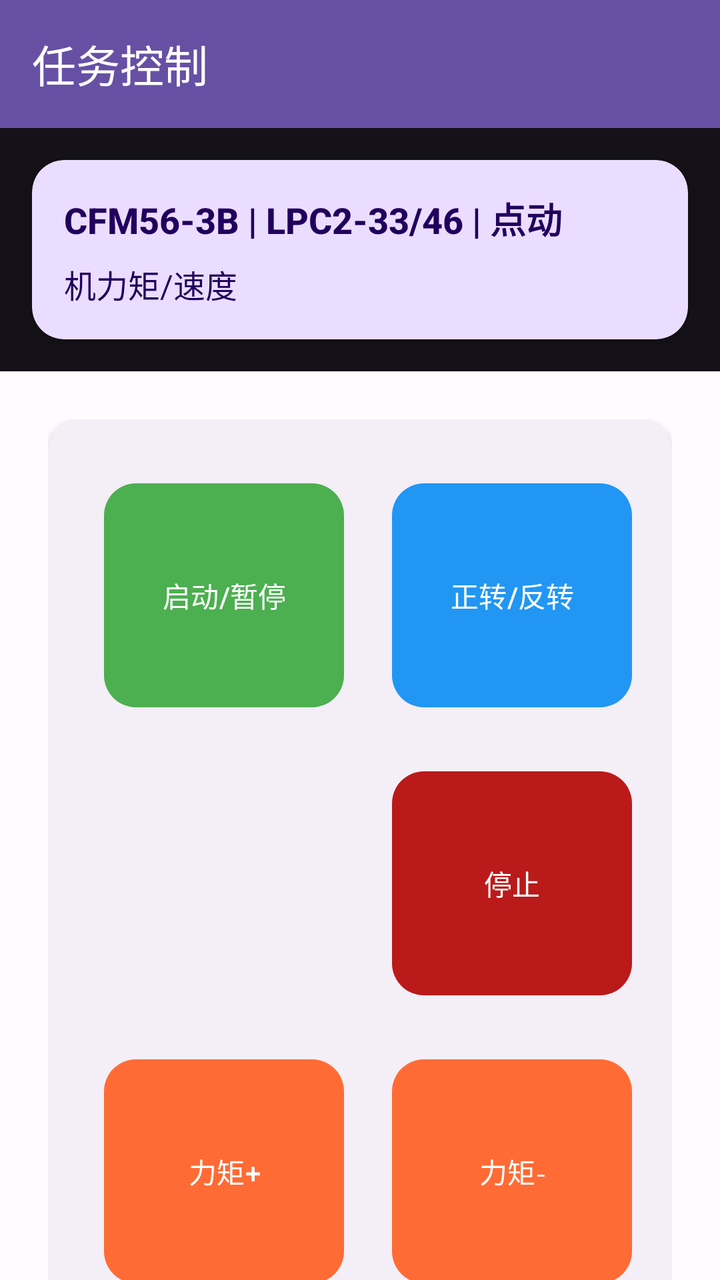
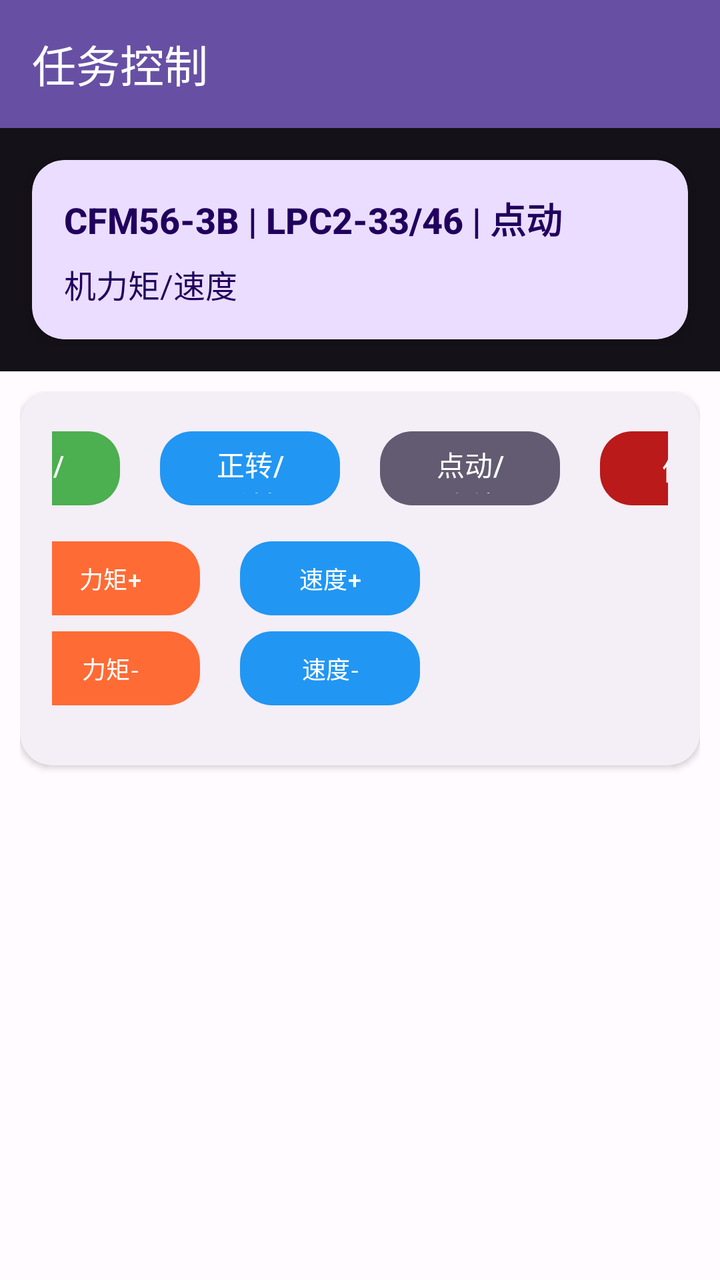

The first picture is an Android layout as it rendered before a commit; the second is the same layout after the commit. The layout source and the unified diff follow.
<!-- AndroidManifest.xml: another module's application theme Theme.DeviceControl -->
<!-- res/layout/activity_task_control.xml -->
<?xml version="1.0" encoding="utf-8"?>
<androidx.coordinatorlayout.widget.CoordinatorLayout xmlns:android="http://schemas.android.com/apk/res/android"
    xmlns:app="http://schemas.android.com/apk/res-auto"
    android:layout_width="match_parent"
    android:layout_height="match_parent"
    android:background="@color/background">

    
    <com.google.android.material.appbar.AppBarLayout
        android:id="@+id/appBarLayout"
        android:layout_width="match_parent"
        android:layout_height="wrap_content"
        android:theme="@style/ThemeOverlay.Material3.Dark">

        <com.google.android.material.appbar.MaterialToolbar
            android:id="@+id/toolbar"
            android:layout_width="match_parent"
            android:layout_height="?attr/actionBarSize"
            android:background="?attr/colorPrimary"
            app:title="任务控制"
            app:titleTextColor="@color/on_primary"
            app:navigationIconTint="@color/on_primary" />

        
        <com.google.android.material.card.MaterialCardView
            android:layout_width="match_parent"
            android:layout_height="wrap_content"
            android:layout_margin="@dimen/spacing_medium"
            app:cardCornerRadius="@dimen/card_corner_radius"
            app:cardElevation="@dimen/elevation_medium"
            app:strokeWidth="0dp"
            app:cardBackgroundColor="@color/primary_container">

            <LinearLayout
                android:layout_width="match_parent"
                android:layout_height="wrap_content"
                android:orientation="vertical"
                android:padding="@dimen/spacing_medium">

                <TextView
                    android:id="@+id/tvTaskInfo"
                    android:layout_width="match_parent"
                    android:layout_height="wrap_content"
                    android:text="CFM56-3B | LPC2-33/46 | 点动"
                    android:textColor="@color/on_primary_container"
                    android:textSize="18sp"
                    android:textStyle="bold"
                    android:fontFamily="sans-serif-medium"
                    android:layout_marginBottom="@dimen/spacing_small" />

                <LinearLayout
                    android:layout_width="match_parent"
                    android:layout_height="wrap_content"
                    android:orientation="horizontal"
                    android:gravity="center_vertical">

                    <TextView
                        android:id="@+id/tvTorqueSpeed"
                        android:layout_width="0dp"
                        android:layout_height="wrap_content"
                        android:layout_weight="1"
                        android:text="@string/engine_torque_speed"
                        android:textColor="@color/on_primary_container"
                        android:textSize="16sp" />

                    <TextView
                        android:id="@+id/tvTaskIndex"
                        android:layout_width="wrap_content"
                        android:layout_height="wrap_content"
                        android:text="任务 1/1"
                        android:textColor="@color/on_primary_container"
                        android:textSize="14sp"
                        android:textStyle="bold"
                        android:background="@drawable/bg_task_index"
                        android:paddingStart="@dimen/spacing_medium"
                        android:paddingEnd="@dimen/spacing_medium"
                        android:paddingTop="@dimen/spacing_small"
                        android:paddingBottom="@dimen/spacing_small"
                        android:visibility="gone" />
                </LinearLayout>
            </LinearLayout>
        </com.google.android.material.card.MaterialCardView>
    </com.google.android.material.appbar.AppBarLayout>

    
    <androidx.core.widget.NestedScrollView
        android:layout_width="match_parent"
        android:layout_height="match_parent"
        app:layout_behavior="@string/appbar_scrolling_view_behavior">

        <LinearLayout
            android:layout_width="match_parent"
            android:layout_height="wrap_content"
            android:orientation="vertical"
            android:padding="@dimen/control_panel_padding"
            android:gravity="center">

            
            <com.google.android.material.card.MaterialCardView
                android:layout_width="wrap_content"
                android:layout_height="wrap_content"
                app:cardCornerRadius="@dimen/card_corner_radius"
                app:cardElevation="@dimen/card_elevation"
                app:strokeWidth="0dp"
                android:layout_marginBottom="@dimen/spacing_large">

                <GridLayout
                    android:layout_width="wrap_content"
                    android:layout_height="wrap_content"
                    android:columnCount="3"
                    android:rowCount="4"
                    android:alignmentMode="alignMargins"
                    android:useDefaultMargins="false"
                    android:padding="@dimen/spacing_medium">

                    
                    <com.google.android.material.button.MaterialButton
                        android:id="@+id/btnStartPause"
                        android:layout_width="@dimen/control_button_size"
                        android:layout_height="@dimen/control_button_size"
                        android:layout_margin="@dimen/control_button_margin"
                        android:text="@string/start_pause"
                        android:textSize="14sp"
                        style="@style/ControlButton"
                        app:backgroundTint="@color/accent_green" />

                    <com.google.android.material.button.MaterialButton
                        android:id="@+id/btnForwardReverse"
                        android:layout_width="@dimen/control_button_size"
                        android:layout_height="@dimen/control_button_size"
                        android:layout_margin="@dimen/control_button_margin"
                        android:text="@string/forward_reverse"
                        android:textSize="14sp"
                        style="@style/ControlButton"
                        app:backgroundTint="@color/accent_blue" />

                    <com.google.android.material.button.MaterialButton
                        android:id="@+id/btnJogContinuous"
                        android:layout_width="@dimen/control_button_size"
                        android:layout_height="@dimen/control_button_size"
                        android:layout_margin="@dimen/control_button_margin"
                        android:text="@string/jog_continuous"
                        android:textSize="14sp"
                        style="@style/ControlButton"
                        app:backgroundTint="@color/secondary" />

                    
                    <com.google.android.material.button.MaterialButton
                        android:id="@+id/btnSettings"
                        android:layout_width="@dimen/control_button_size"
                        android:layout_height="@dimen/control_button_size"
                        android:layout_margin="@dimen/control_button_margin"
                        android:text="@string/settings"
                        android:textSize="14sp"
                        style="@style/ControlButton"
                        app:backgroundTint="@color/tertiary"
                        android:visibility="gone" />

                    <com.google.android.material.button.MaterialButton
                        android:id="@+id/btnStop"
                        android:layout_width="@dimen/control_button_size"
                        android:layout_height="@dimen/control_button_size"
                        android:layout_margin="@dimen/control_button_margin"
                        android:text="@string/stop"
                        android:textSize="14sp"
                        style="@style/ControlButton"
                        app:backgroundTint="@color/error" />

                    <com.google.android.material.button.MaterialButton
                        android:id="@+id/btnPreviousTask"
                        android:layout_width="@dimen/control_button_size"
                        android:layout_height="@dimen/control_button_size"
                        android:layout_margin="@dimen/control_button_margin"
                        android:text="@string/previous_task"
                        android:textSize="14sp"
                        style="@style/ControlButton"
                        app:backgroundTint="@color/accent_orange"
                        android:visibility="gone" />

                    
                    <com.google.android.material.button.MaterialButton
                        android:id="@+id/btnTorquePlus"
                        android:layout_width="@dimen/control_button_size"
                        android:layout_height="@dimen/control_button_size"
                        android:layout_margin="@dimen/control_button_margin"
                        android:text="@string/torque_plus"
                        android:textSize="14sp"
                        style="@style/ControlButton"
                        app:backgroundTint="@color/accent_orange" />

                    <com.google.android.material.button.MaterialButton
                        android:id="@+id/btnTorqueMinus"
                        android:layout_width="@dimen/control_button_size"
                        android:layout_height="@dimen/control_button_size"
                        android:layout_margin="@dimen/control_button_margin"
                        android:text="@string/torque_minus"
                        android:textSize="14sp"
                        style="@style/ControlButton"
                        app:backgroundTint="@color/accent_orange" />

                    <com.google.android.material.button.MaterialButton
                        android:id="@+id/btnNextTask"
                        android:layout_width="@dimen/control_button_size"
                        android:layout_height="@dimen/control_button_size"
                        android:layout_margin="@dimen/control_button_margin"
                        android:text="@string/next_task"
                        android:textSize="14sp"
                        style="@style/ControlButton"
                        app:backgroundTint="@color/accent_orange"
                        android:visibility="gone" />

                    
                    <com.google.android.material.button.MaterialButton
                        android:id="@+id/btnSpeedPlus"
                        android:layout_width="@dimen/control_button_size"
                        android:layout_height="@dimen/control_button_size"
                        android:layout_margin="@dimen/control_button_margin"
                        android:text="@string/speed_plus"
                        android:textSize="14sp"
                        style="@style/ControlButton"
                        app:backgroundTint="@color/accent_blue" />

                    <com.google.android.material.button.MaterialButton
                        android:id="@+id/btnSpeedMinus"
                        android:layout_width="@dimen/control_button_size"
                        android:layout_height="@dimen/control_button_size"
                        android:layout_margin="@dimen/control_button_margin"
                        android:text="@string/speed_minus"
                        android:textSize="14sp"
                        style="@style/ControlButton"
                        app:backgroundTint="@color/accent_blue" />

                    <View
                        android:layout_width="@dimen/control_button_size"
                        android:layout_height="@dimen/control_button_size"
                        android:layout_margin="@dimen/control_button_margin" />
                </GridLayout>
            </com.google.android.material.card.MaterialCardView>
        </LinearLayout>
    </androidx.core.widget.NestedScrollView>

</androidx.coordinatorlayout.widget.CoordinatorLayout>
<!-- resources referenced by this layout -->
<resources>
  <color name="accent_blue">#2196F3</color>
  <color name="accent_green">#4CAF50</color>
  <color name="accent_orange">#FF6B35</color>
  <color name="background">#FFFBFE</color>
  <color name="error">#BA1A1A</color>
  <color name="on_primary">#FFFFFF</color>
  <color name="on_primary_container">#21005D</color>
  <color name="primary_container">#EADDFF</color>
  <color name="secondary">#625B71</color>
  <color name="tertiary">#7D5260</color>
  <dimen name="card_corner_radius">16dp</dimen>
  <dimen name="card_elevation">2dp</dimen>
  <dimen name="control_button_margin">12dp</dimen>
  <dimen name="control_button_size">120dp</dimen>
  <dimen name="control_panel_padding">24dp</dimen>
  <dimen name="elevation_medium">4dp</dimen>
  <dimen name="spacing_large">24dp</dimen>
  <dimen name="spacing_medium">16dp</dimen>
  <dimen name="spacing_small">8dp</dimen>
  <!-- drawable bg_task_index (drawable) -->
  <?xml version="1.0" encoding="utf-8"?>
  <shape xmlns:android="http://schemas.android.com/apk/res/android"
      android:shape="rectangle">
      <solid android:color="@color/secondary_container" />
      <corners android:radius="@dimen/button_corner_radius" />
  </shape>
  <string name="engine_torque_speed">机力矩/速度</string>
  <string name="forward_reverse">正转/反转</string>
  <string name="jog_continuous">点动/连续</string>
  <string name="next_task">下一个任务</string>
  <string name="previous_task">上一个任务</string>
  <string name="settings">设置</string>
  <string name="speed_minus">速度-</string>
  <string name="speed_plus">速度+</string>
  <string name="start_pause">启动/暂停</string>
  <string name="stop">停止</string>
  <string name="torque_minus">力矩-</string>
  <string name="torque_plus">力矩+</string>
  <style name="ControlButton" parent="Widget.Material3.Button">
          <item name="android:layout_height">@dimen/control_button_size</item>
          <item name="android:minHeight">@dimen/control_button_size</item>
          <item name="cornerRadius">@dimen/control_button_corner_radius</item>
          <item name="android:textAllCaps">false</item>
          <item name="android:textSize">14sp</item>
          <item name="android:fontFamily">sans-serif-medium</item>
          <item name="android:elevation">4dp</item>
      </style>
  <color name="secondary_container">#E8DEF8</color>
  <dimen name="button_corner_radius">28dp</dimen>
  <dimen name="control_button_corner_radius">16dp</dimen>
  <color name="primary">#6750A4</color>
  <color name="on_secondary">#FFFFFF</color>
  <color name="on_secondary_container">#1D192B</color>
  <color name="on_tertiary">#FFFFFF</color>
  <color name="tertiary_container">#FFD8E4</color>
  <color name="on_tertiary_container">#31111D</color>
  <color name="on_error">#FFFFFF</color>
  <color name="error_container">#FFDAD6</color>
  <color name="on_error_container">#410002</color>
  <color name="on_background">#1C1B1F</color>
  <color name="surface">#FFFBFE</color>
  <color name="on_surface">#1C1B1F</color>
  <color name="surface_variant">#E7E0EC</color>
  <color name="on_surface_variant">#49454F</color>
  <!-- unchanged entries left out for length: 1 -->
</resources>

<!-- the commit's change to res/layout/activity_task_control.xml (unified diff, before → after) -->
@@ -104,137 +104,171 @@
                 app:strokeWidth="0dp"
                 android:layout_marginBottom="@dimen/spacing_large">
 
-                <GridLayout
+                <LinearLayout
                     android:layout_width="wrap_content"
                     android:layout_height="wrap_content"
-                    android:columnCount="3"
-                    android:rowCount="4"
-                    android:alignmentMode="alignMargins"
-                    android:useDefaultMargins="false"
+                    android:orientation="vertical"
                     android:padding="@dimen/spacing_medium">
 
                     
-                    <com.google.android.material.button.MaterialButton
-                        android:id="@+id/btnStartPause"
-                        android:layout_width="@dimen/control_button_size"
-                        android:layout_height="@dimen/control_button_size"
-                        android:layout_margin="@dimen/control_button_margin"
-                        android:text="@string/start_pause"
-                        android:textSize="14sp"
-                        style="@style/ControlButton"
-                        app:backgroundTint="@color/accent_green" />
-
-                    <com.google.android.material.button.MaterialButton
-                        android:id="@+id/btnForwardReverse"
-                        android:layout_width="@dimen/control_button_size"
-                        android:layout_height="@dimen/control_button_size"
-                        android:layout_margin="@dimen/control_button_margin"
-                        android:text="@string/forward_reverse"
-                        android:textSize="14sp"
-                        style="@style/ControlButton"
-                        app:backgroundTint="@color/accent_blue" />
-
-                    <com.google.android.material.button.MaterialButton
-                        android:id="@+id/btnJogContinuous"
-                        android:layout_width="@dimen/control_button_size"
-                        android:layout_height="@dimen/control_button_size"
-                        android:layout_margin="@dimen/control_button_margin"
-                        android:text="@string/jog_continuous"
-                        android:textSize="14sp"
-                        style="@style/ControlButton"
-                        app:backgroundTint="@color/secondary" />
+                    <LinearLayout
+                        android:layout_width="wrap_content"
+                        android:layout_height="wrap_content"
+                        android:orientation="horizontal"
+                        android:gravity="center">
+
+                        <com.google.android.material.button.MaterialButton
+                            android:id="@+id/btnStartPause"
+                            android:layout_width="@dimen/control_button_size"
+                            android:layout_height="@dimen/control_button_size2"
+                            android:layout_marginTop="0dp"
+                            android:layout_marginHorizontal="@dimen/control_button_margin"
+                            android:text="@string/start_pause"
+                            android:textSize="14sp"
+                            style="@style/ControlButton"
+                            app:backgroundTint="@color/accent_green" />
+
+                        <com.google.android.material.button.MaterialButton
+                            android:id="@+id/btnForwardReverse"
+                            android:layout_width="@dimen/control_button_size"
+                            android:layout_height="@dimen/control_button_size2"
+                            android:layout_marginTop="0dp"
+                            android:layout_marginHorizontal="@dimen/control_button_margin"
+                            android:text="@string/forward_reverse"
+                            android:textSize="14sp"
+                            style="@style/ControlButton"
+                            app:backgroundTint="@color/accent_blue" />
+
+                        <com.google.android.material.button.MaterialButton
+                            android:id="@+id/btnJogContinuous"
+                            android:layout_width="@dimen/control_button_size"
+                            android:layout_height="@dimen/control_button_size2"
+                            android:layout_marginTop="0dp"
+                            android:layout_marginHorizontal="@dimen/control_button_margin"
+                            android:text="@string/jog_continuous"
+                            android:textSize="14sp"
+                            style="@style/ControlButton"
+                            app:backgroundTint="@color/secondary" />
+
+                        <com.google.android.material.button.MaterialButton
+                            android:id="@+id/btnStop"
+                            android:layout_width="@dimen/control_button_size"
+                            android:layout_height="@dimen/control_button_size2"
+                            android:layout_marginTop="0dp"
+                            android:layout_marginHorizontal="@dimen/control_button_margin"
+                            android:text="@string/stop"
+                            android:textSize="14sp"
+                            style="@style/ControlButton"
+                            app:backgroundTint="@color/error" />
+
+
+                    </LinearLayout>
 
                     
-                    <com.google.android.material.button.MaterialButton
-                        android:id="@+id/btnSettings"
-                        android:layout_width="@dimen/control_button_size"
-                        android:layout_height="@dimen/control_button_size"
-                        android:layout_margin="@dimen/control_button_margin"
-                        android:text="@string/settings"
-                        android:textSize="14sp"
-                        style="@style/ControlButton"
-                        app:backgroundTint="@color/tertiary"
-                        android:visibility="gone" />
-
-                    <com.google.android.material.button.MaterialButton
-                        android:id="@+id/btnStop"
-                        android:layout_width="@dimen/control_button_size"
-                        android:layout_height="@dimen/control_button_size"
-                        android:layout_margin="@dimen/control_button_margin"
-                        android:text="@string/stop"
-                        android:textSize="14sp"
-                        style="@style/ControlButton"
-                        app:backgroundTint="@color/error" />
-
-                    <com.google.android.material.button.MaterialButton
-                        android:id="@+id/btnPreviousTask"
-                        android:layout_width="@dimen/control_button_size"
-                        android:layout_height="@dimen/control_button_size"
-                        android:layout_margin="@dimen/control_button_margin"
-                        android:text="@string/previous_task"
-                        android:textSize="14sp"
-                        style="@style/ControlButton"
-                        app:backgroundTint="@color/accent_orange"
-                        android:visibility="gone" />
-
-                    
-                    <com.google.android.material.button.MaterialButton
-                        android:id="@+id/btnTorquePlus"
-                        android:layout_width="@dimen/control_button_size"
-                        android:layout_height="@dimen/control_button_size"
-                        android:layout_margin="@dimen/control_button_margin"
-                        android:text="@string/torque_plus"
-                        android:textSize="14sp"
-                        style="@style/ControlButton"
-                        app:backgroundTint="@color/accent_orange" />
-
-                    <com.google.android.material.button.MaterialButton
-                        android:id="@+id/btnTorqueMinus"
-                        android:layout_width="@dimen/control_button_size"
-                        android:layout_height="@dimen/control_button_size"
-                        android:layout_margin="@dimen/control_button_margin"
-                        android:text="@string/torque_minus"
-                        android:textSize="14sp"
-                        style="@style/ControlButton"
-                        app:backgroundTint="@color/accent_orange" />
-
-                    <com.google.android.material.button.MaterialButton
-                        android:id="@+id/btnNextTask"
-                        android:layout_width="@dimen/control_button_size"
-                        android:layout_height="@dimen/control_button_size"
-                        android:layout_margin="@dimen/control_button_margin"
-                        android:text="@string/next_task"
-                        android:textSize="14sp"
-                        style="@style/ControlButton"
-                        app:backgroundTint="@color/accent_orange"
-                        android:visibility="gone" />
-
-                    
-                    <com.google.android.material.button.MaterialButton
-                        android:id="@+id/btnSpeedPlus"
-                        android:layout_width="@dimen/control_button_size"
-                        android:layout_height="@dimen/control_button_size"
-                        android:layout_margin="@dimen/control_button_margin"
-                        android:text="@string/speed_plus"
-                        android:textSize="14sp"
-                        style="@style/ControlButton"
-                        app:backgroundTint="@color/accent_blue" />
-
-                    <com.google.android.material.button.MaterialButton
-                        android:id="@+id/btnSpeedMinus"
-                        android:layout_width="@dimen/control_button_size"
-                        android:layout_height="@dimen/control_button_size"
-                        android:layout_margin="@dimen/control_button_margin"
-                        android:text="@string/speed_minus"
-                        android:textSize="14sp"
-                        style="@style/ControlButton"
-                        app:backgroundTint="@color/accent_blue" />
-
-                    <View
-                        android:layout_width="@dimen/control_button_size"
-                        android:layout_height="@dimen/control_button_size"
-                        android:layout_margin="@dimen/control_button_margin" />
-                </GridLayout>
+                    <LinearLayout
+                        android:layout_width="wrap_content"
+                        android:layout_height="wrap_content"
+                        android:orientation="horizontal"
+                        android:layout_marginTop="0dp"
+                        android:gravity="center">
+
+                        
+                        <LinearLayout
+                            android:layout_width="@dimen/control_button_size"
+                            android:layout_height="@dimen/control_button_size"
+                            android:layout_margin="@dimen/control_button_margin"
+                            android:orientation="vertical"
+                            android:gravity="center">
+
+                            <com.google.android.material.button.MaterialButton
+                                android:id="@+id/btnTorquePlus"
+                                android:layout_width="match_parent"
+                                android:layout_height="0dp"
+                                android:layout_weight="1"
+                                android:text="@string/torque_plus"
+                                android:textSize="12sp"
+                                style="@style/ControlButton"
+                                app:backgroundTint="@color/accent_orange"
+                                android:minHeight="0dp" />
+
+                            <com.google.android.material.button.MaterialButton
+                                android:id="@+id/btnTorqueMinus"
+                                android:layout_width="match_parent"
+                                android:layout_height="0dp"
+                                android:layout_weight="1"
+                                android:text="@string/torque_minus"
+                                android:textSize="12sp"
+                                style="@style/ControlButton"
+                                app:backgroundTint="@color/accent_orange"
+                                android:minHeight="0dp" />
+                        </LinearLayout>
+
+                        
+                        <LinearLayout
+                            android:layout_width="@dimen/control_button_size"
+                            android:layout_height="@dimen/control_button_size"
+                            android:layout_margin="@dimen/control_button_margin"
+                            android:orientation="vertical"
+                            android:gravity="center">
+
+                            <com.google.android.material.button.MaterialButton
+                                android:id="@+id/btnSpeedPlus"
+                                android:layout_width="match_parent"
+                                android:layout_height="0dp"
+                                android:layout_weight="1"
+                                android:text="@string/speed_plus"
+                                android:textSize="12sp"
+                                style="@style/ControlButton"
+                                app:backgroundTint="@color/accent_blue"
+                                android:minHeight="0dp" />
+
+                            <com.google.android.material.button.MaterialButton
+                                android:id="@+id/btnSpeedMinus"
+                                android:layout_width="match_parent"
+                                android:layout_height="0dp"
+                                android:layout_weight="1"
+                                android:text="@string/speed_minus"
+                                android:textSize="12sp"
+                                style="@style/ControlButton"
+                                app:backgroundTint="@color/accent_blue"
+                                android:minHeight="0dp" />
+                        </LinearLayout>
+
+                        
+                        <LinearLayout
+                            android:id="@+id/llTaskNavigation"
+                            android:layout_width="@dimen/control_button_size3"
+                            android:layout_height="@dimen/control_button_size"
+                            android:layout_margin="@dimen/control_button_margin"
+                            android:orientation="vertical"
+                            android:gravity="center">
+
+                            <com.google.android.material.button.MaterialButton
+                                android:id="@+id/btnPreviousTask"
+                                android:layout_width="match_parent"
+                                android:layout_height="0dp"
+                                android:layout_weight="1"
+                                android:text="@string/previous_task"
+                                android:textSize="12sp"
+                                style="@style/ControlButton"
+                                app:backgroundTint="@color/accent_orange"
+                                android:visibility="gone"
+                                android:minHeight="0dp" />
+
+                            <com.google.android.material.button.MaterialButton
+                                android:id="@+id/btnNextTask"
+                                android:layout_width="match_parent"
+                                android:layout_height="0dp"
+                                android:layout_weight="1"
+                                android:text="@string/next_task"
+                                android:textSize="12sp"
+                                style="@style/ControlButton"
+                                app:backgroundTint="@color/accent_orange"
+                                android:visibility="gone"
+                                android:minHeight="0dp" />
+                        </LinearLayout>
+                    </LinearLayout>
+                </LinearLayout>
             </com.google.android.material.card.MaterialCardView>
         </LinearLayout>
     </androidx.core.widget.NestedScrollView>
<!-- resource entries referenced after the edit -->
@@ -12,9 +12,11 @@
   <color name="tertiary">#7D5260</color>
   <dimen name="card_corner_radius">16dp</dimen>
   <dimen name="card_elevation">2dp</dimen>
-  <dimen name="control_button_margin">12dp</dimen>
-  <dimen name="control_button_size">120dp</dimen>
-  <dimen name="control_panel_padding">24dp</dimen>
+  <dimen name="control_button_margin">10dp</dimen>
+  <dimen name="control_button_size">90dp</dimen>
+  <dimen name="control_button_size2">45dp</dimen>
+  <dimen name="control_button_size3">120dp</dimen>
+  <dimen name="control_panel_padding">10dp</dimen>
   <dimen name="elevation_medium">4dp</dimen>
   <dimen name="spacing_large">24dp</dimen>
   <dimen name="spacing_medium">16dp</dimen>
@@ -31,7 +33,6 @@
   <string name="jog_continuous">点动/连续</string>
   <string name="next_task">下一个任务</string>
   <string name="previous_task">上一个任务</string>
-  <string name="settings">设置</string>
   <string name="speed_minus">速度-</string>
   <string name="speed_plus">速度+</string>
   <string name="start_pause">启动/暂停</string>
@@ -40,7 +41,7 @@
   <string name="torque_plus">力矩+</string>
   <style name="ControlButton" parent="Widget.Material3.Button">
           <item name="android:layout_height">@dimen/control_button_size</item>
-          <item name="android:minHeight">@dimen/control_button_size</item>
+  
           <item name="cornerRadius">@dimen/control_button_corner_radius</item>
           <item name="android:textAllCaps">false</item>
           <item name="android:textSize">14sp</item>
